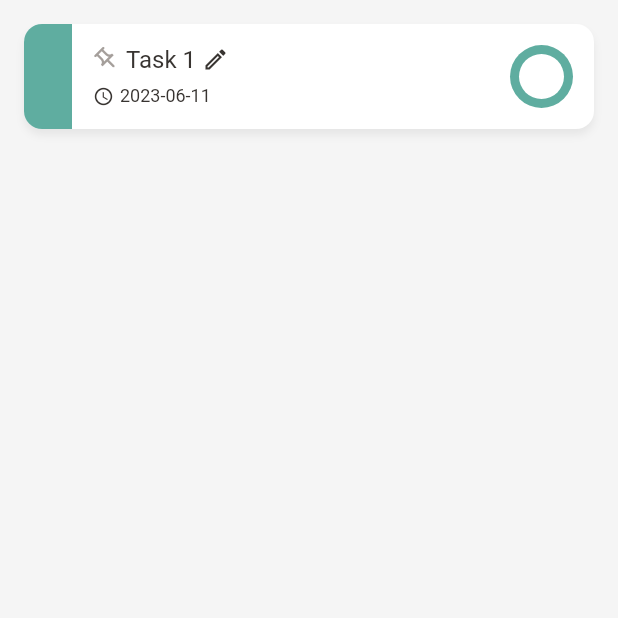
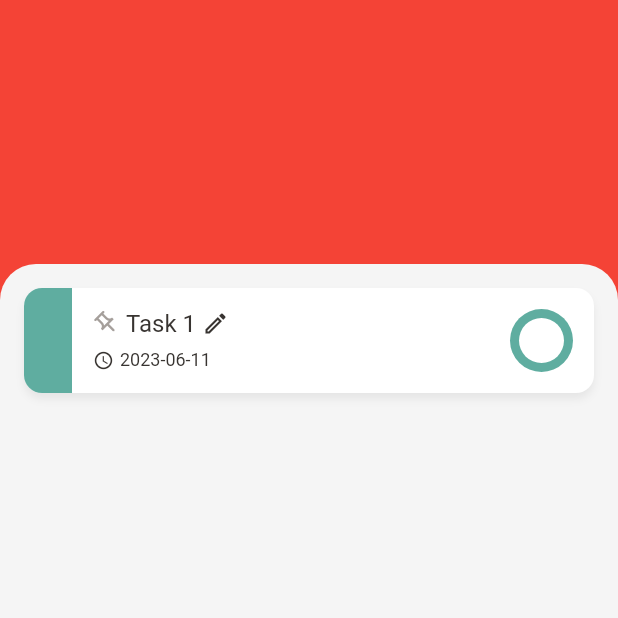
Before and after one commit to donaldmntam/too_many_tasks, a Flutter app: the screen it shows after launch, on a phone screen of 412 x 824 dp, the top half of it. Run offline on Flutter 3.47's test engine with Material 2 defaults, Android fonts, the phone set to English and light mode, and no system bars; our stand-ins replace fast_immutable_collections, shared_preferences; generated files the repository leaves out were written again.

Commit message:
started working on the clipboard

```diff
--- a/lib/task_list/page.dart
+++ b/lib/task_list/page.dart
@@ -9,7 +9,9 @@ import 'package:too_many_tasks/common/widgets/task_dialog/task_dialog.dart';
 import 'package:too_many_tasks/task_list/controller.dart' as task_list;
 import 'package:too_many_tasks/task_list/models/data.dart';
 import 'package:too_many_tasks/task_list/models/message.dart';
+import 'package:too_many_tasks/task_list/widgets/clip_board.dart';
 import 'package:too_many_tasks/task_list/widgets/task_card.dart' as task_card;
+import 'package:too_many_tasks/task_list/widgets/top.dart';
 import 'state.dart' as page;
 import './widgets/ready_content.dart' as ready;
 import './widgets/loading_content.dart'as loading;
@@ -27,6 +29,9 @@ import './widgets/loading_content.dart'as loading;
 // TODO: loading state
 
 class Page extends StatefulWidget {
+  static const topHeight = 200.0;
+  static const clipBoardBorderRadius = 24.0;
+
   final SlavePort<MasterMessage, SlaveMessage> slavePort;
 
   const Page({
@@ -123,13 +128,28 @@ class _State extends State<Page> implements task_card.Listener {
     final state = this.state;
     return Scaffold(
       body: SafeArea(
-        child: Container(
-          decoration: const BoxDecoration(
-            color: Color(0xFFF5F5F5),
-          ),
-          child: switch (state) {
-            page.Loading() => loading.Content(state: state),
-            page.Ready() => ready.Content(state: state, listener: this),
+        child: LayoutBuilder(
+          builder: (context, constraints) {
+            return Stack(
+              children: [
+                const Align(
+                  alignment: Alignment.topCenter,
+                  child: Top()
+                ),
+                Align(
+                  alignment: Alignment.bottomCenter,
+                  child: ClipBoard(
+                    height: constraints.maxHeight
+                      - Page.topHeight
+                      + Page.clipBoardBorderRadius,
+                    child: switch (state) {
+                      page.Loading() => loading.Content(state: state),
+                      page.Ready() => ready.Content(state: state, listener: this),
+                    }
+                  ),
+                ),
+              ],
+            );
           }
         )
       )
--- /dev/null
+++ b/lib/task_list/widgets/clip_board.dart
@@ -0,0 +1,26 @@
+import 'package:flutter/widgets.dart' hide Page;
+import 'package:too_many_tasks/task_list/page.dart';
+
+class ClipBoard extends StatelessWidget {
+  final double height;
+  final Widget child;
+
+  const ClipBoard({
+    super.key,
+    required this.height,
+    required this.child
+  });
+
+  @override
+  Widget build(BuildContext context) {
+    return Container(
+      width: double.infinity,
+      height: height,
+      decoration: BoxDecoration(
+        borderRadius: BorderRadius.circular(Page.clipBoardBorderRadius),
+        color: const Color(0xFFF5F5F5),
+      ),
+      child: child,
+    );
+  }
+}
--- /dev/null
+++ b/lib/task_list/widgets/top.dart
@@ -0,0 +1,24 @@
+import 'package:flutter/material.dart' hide Page;
+import 'package:too_many_tasks/task_list/page.dart';
+
+class Top extends StatelessWidget {
+  const Top({super.key});
+
+  @override
+  Widget build(BuildContext context) {
+    return Column(
+      children: [
+        Flexible(
+          flex: 1,
+          child: Container(
+            color: Colors.red,
+            width: double.infinity,
+            height: Page.topHeight,
+          ),
+        ),
+        // clearance for overlapping with the clipboard
+        const SizedBox(height: Page.clipBoardBorderRadius),
+      ],
+    );
+  }
+}
--- a/pubspec.yaml
+++ b/pubspec.yaml
@@ -23,3 +23,5 @@ dev_dependencies:
 flutter:
   uses-material-design: true
   generate: true
+  assets:
+    - assets/images/
```
Also changed, not shown: assets/images/2.0x/task_list_clip.png (added), assets/images/3.0x/task_list_clip.png (added), assets/images/task_list_clip.png (added).
